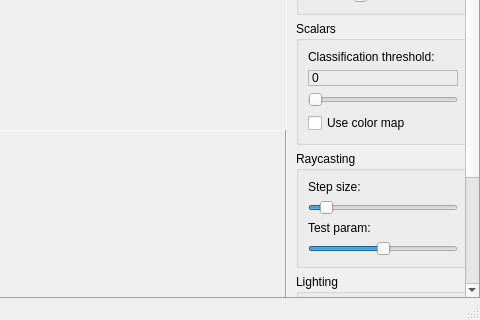
Above: Widgets/NQVTKWindow.ui from bwrrp/nqvtk before the change; both pictures show x 320 to 800 and y 380 to 700 of the 800 by 700 pixel window. Below: the same form after it.
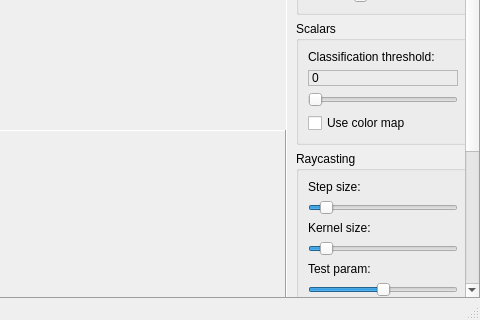
That is the form after the change. Custom widgets are drawn as their Qt base class.

Commit message: Made kernel size independent of step size.

The edit to the form file:
```diff
--- a/Widgets/NQVTKWindow.ui
+++ b/Widgets/NQVTKWindow.ui
@@ -90,9 +90,9 @@
        <property name="geometry" >
         <rect>
          <x>0</x>
-         <y>0</y>
+         <y>-54</y>
          <width>177</width>
-         <height>794</height>
+         <height>836</height>
         </rect>
        </property>
        <layout class="QVBoxLayout" name="verticalLayout_3" >
@@ -371,6 +371,29 @@
              </property>
             </widget>
            </item>
+           <item>
+            <widget class="QLabel" name="kernelSizeLabel" >
+             <property name="text" >
+              <string>Kernel size:</string>
+             </property>
+            </widget>
+           </item>
+           <item>
+            <widget class="QSlider" name="kernelSize" >
+             <property name="minimum" >
+              <number>5</number>
+             </property>
+             <property name="maximum" >
+              <number>250</number>
+             </property>
+             <property name="value" >
+              <number>25</number>
+             </property>
+             <property name="orientation" >
+              <enum>Qt::Horizontal</enum>
+             </property>
+            </widget>
+           </item>
            <item>
             <widget class="QLabel" name="testParamLabel" >
              <property name="text" >
```
The commit also changes 3 other files.
